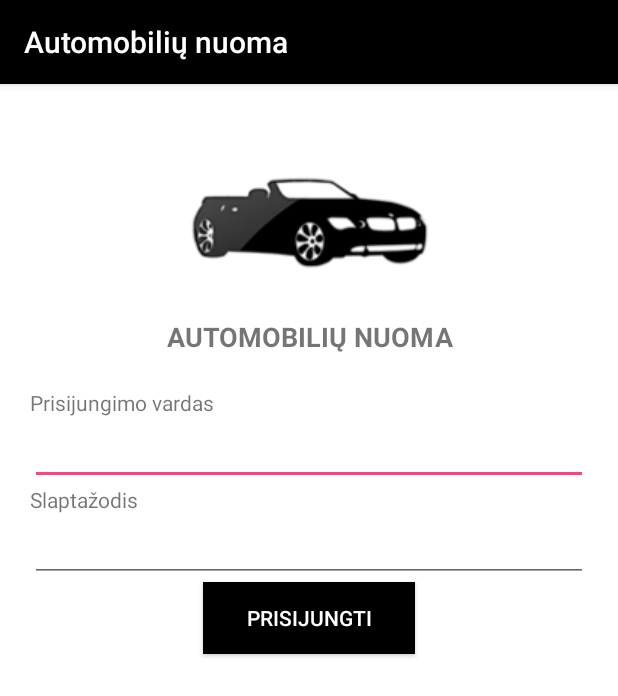
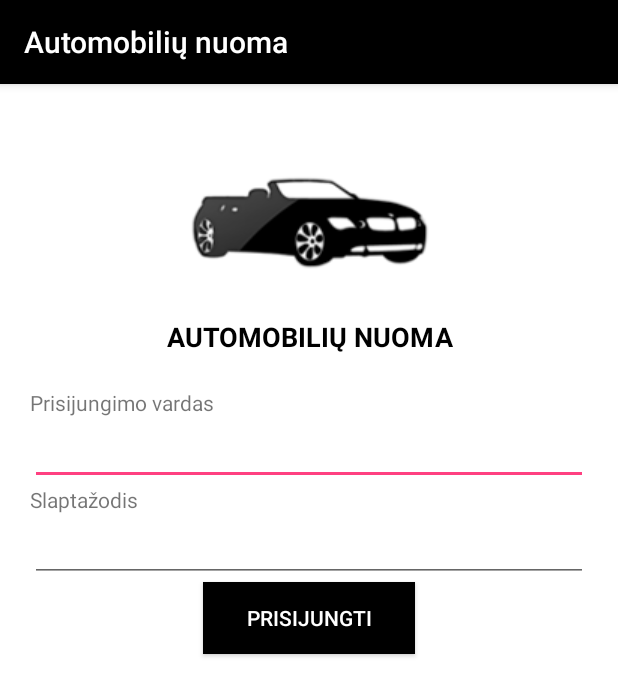
Before and after one commit to lietuvis1337/automobiliu_nuoma, an Android app: the screen it shows after launch (LoginActivity), on a phone screen of 412 x 824 dp. Shown: the top 696 px of the screen. Run offline under Robolectric (Android 15) with nearby library versions, the phone set to English and light mode, and no system bars.

Commit message:
Pakeista pavadinimo spalva

```diff
--- a/app/src/main/res/layout/activity_login.xml
+++ b/app/src/main/res/layout/activity_login.xml
@@ -21,6 +21,7 @@
         android:textAllCaps="true"
         android:textStyle="bold"
         android:textSize="18dp"
+        android:textColor="@color/colorBlack"
         android:paddingBottom="22dp"/>
 
     <TextView
```
